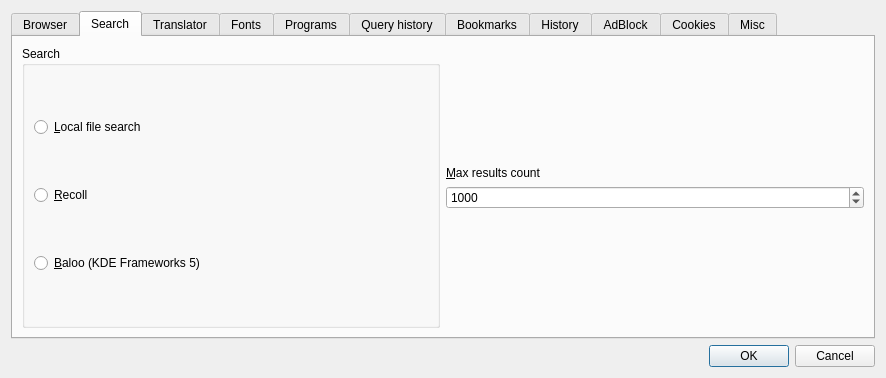
First picture: the form in settingsdlg.ui, repository kernel1024/jpreader, before the edit.
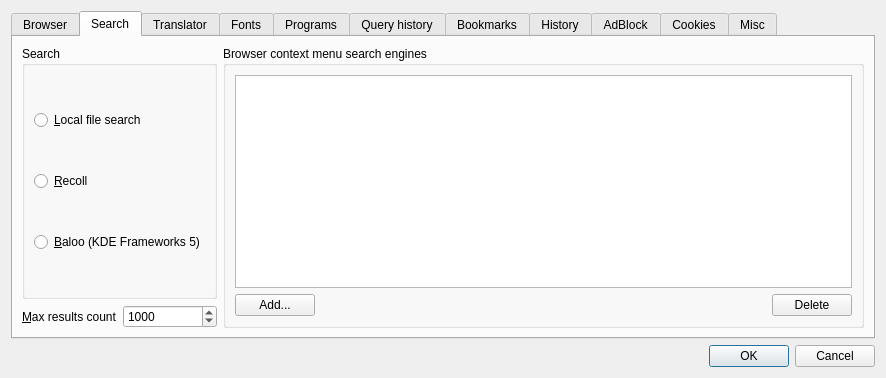
Second picture: the form after the edit. The open tabs and pages were chosen to show the change.

Commit message: Configurable external search engines for browser context menu.

The edit to the form file:
```diff
--- a/settingsdlg.ui
+++ b/settingsdlg.ui
@@ -207,9 +207,17 @@
       <attribute name="title">
        <string>Search</string>
       </attribute>
-      <layout class="QHBoxLayout" name="horizontalLayout_11">
+      <layout class="QHBoxLayout" name="horizontalLayout_25">
+       <item>
+        <layout class="QVBoxLayout" name="verticalLayout_13">
        <item>
         <widget class="QGroupBox" name="groupBox_8">
+           <property name="sizePolicy">
+            <sizepolicy hsizetype="Preferred" vsizetype="Expanding">
+             <horstretch>0</horstretch>
+             <verstretch>0</verstretch>
+            </sizepolicy>
+           </property>
          <property name="title">
           <string>Search</string>
          </property>
@@ -239,22 +247,7 @@
         </widget>
        </item>
        <item>
-        <layout class="QVBoxLayout" name="verticalLayout_13">
-         <item>
-          <spacer name="verticalSpacer_5">
-           <property name="orientation">
-            <enum>Qt::Vertical</enum>
-           </property>
-           <property name="sizeHint" stdset="0">
-            <size>
-             <width>20</width>
-             <height>40</height>
-            </size>
-           </property>
-          </spacer>
-         </item>
-         <item>
-          <layout class="QVBoxLayout" name="verticalLayout_12">
+          <layout class="QHBoxLayout" name="horizontalLayout_11">
            <item>
             <widget class="QLabel" name="label_5">
              <property name="text">
@@ -283,20 +276,54 @@
            </item>
           </layout>
          </item>
+        </layout>
+       </item>
          <item>
-          <spacer name="verticalSpacer_8">
+        <widget class="QGroupBox" name="groupBox_5">
+         <property name="title">
+          <string>Browser context menu search engines</string>
+         </property>
+         <layout class="QVBoxLayout" name="verticalLayout_12">
+          <item>
+           <widget class="QListWidget" name="listSearch">
+            <property name="selectionMode">
+             <enum>QAbstractItemView::ExtendedSelection</enum>
+            </property>
+           </widget>
+          </item>
+          <item>
+           <layout class="QHBoxLayout" name="horizontalLayout_21">
+            <item>
+             <widget class="QPushButton" name="buttonAddSearch">
+              <property name="text">
+               <string>Add...</string>
+              </property>
+             </widget>
+            </item>
+            <item>
+             <spacer name="horizontalSpacer_5">
            <property name="orientation">
-            <enum>Qt::Vertical</enum>
+               <enum>Qt::Horizontal</enum>
            </property>
            <property name="sizeHint" stdset="0">
             <size>
-             <width>20</width>
-             <height>40</height>
+                <width>40</width>
+                <height>20</height>
             </size>
            </property>
           </spacer>
          </item>
-        </layout>
+            <item>
+             <widget class="QPushButton" name="buttonDelSearch">
+              <property name="text">
+               <string>Delete</string>
+              </property>
+             </widget>
+            </item>
+           </layout>
+          </item>
+         </layout>
+        </widget>
        </item>
       </layout>
      </widget>
```
Left out of the diff: 5 changed lines with no effect on the pictures. Lines whose indentation alone changed are shown as unchanged. The commit also changes 16 other files.
